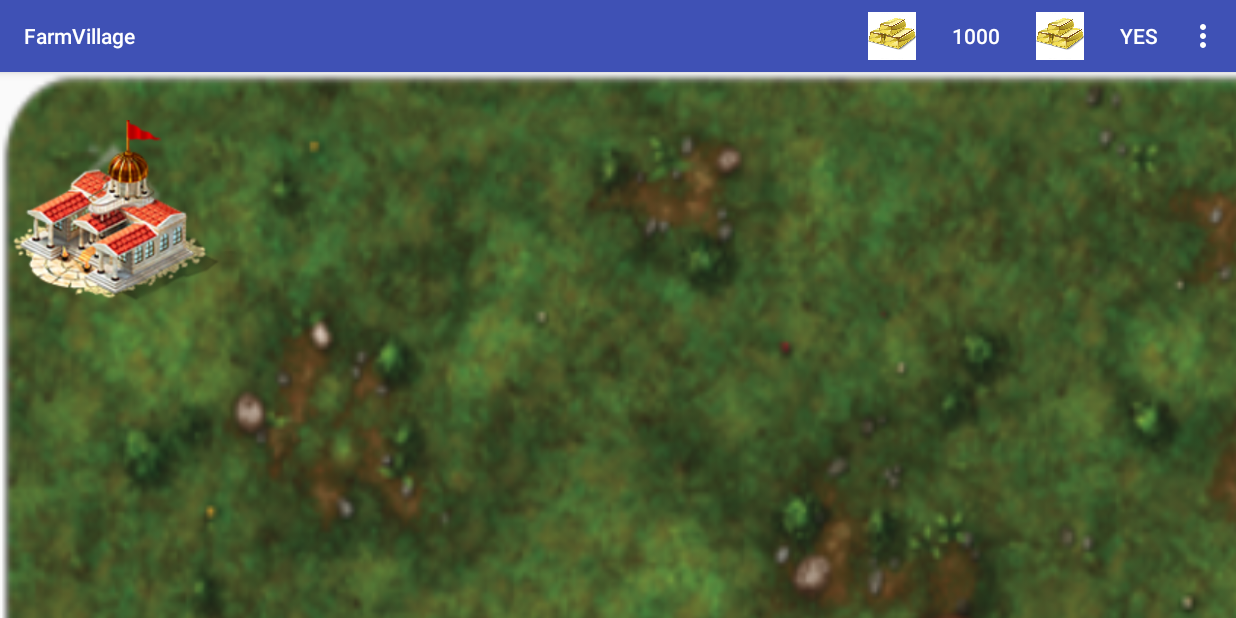
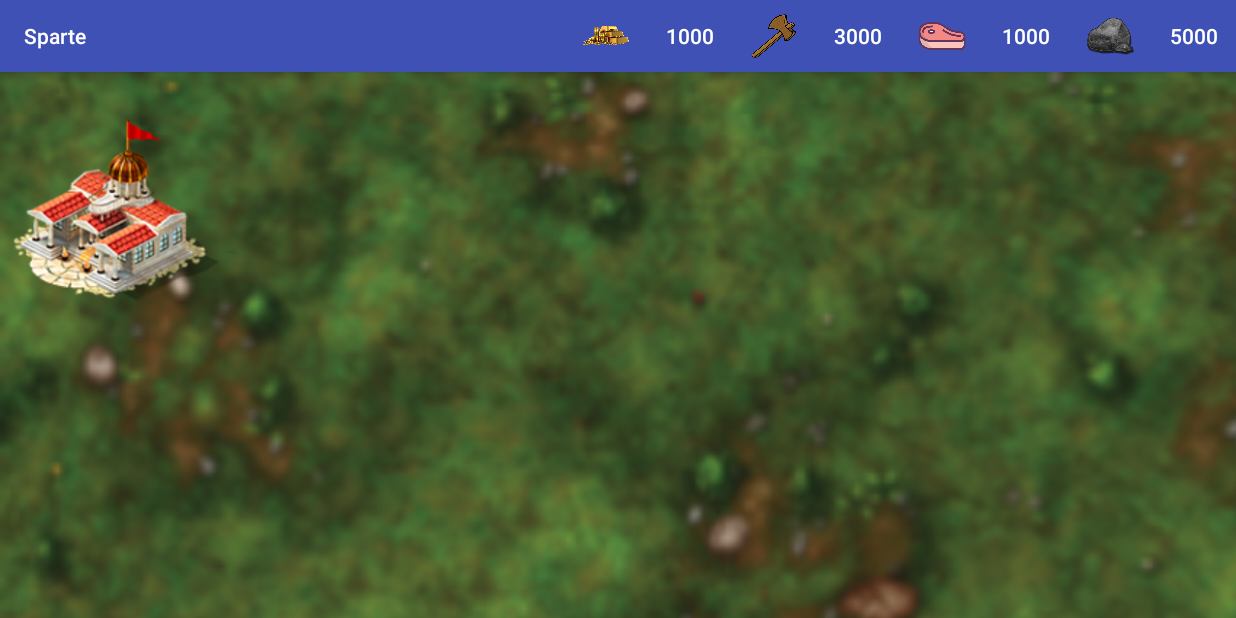
Before and after one commit to borellig/farmVillage, an Android app: the screen it shows after launch (MainActivity), on a phone screen of 824 x 412 dp (held sideways). Run offline under Robolectric (Android 15) with nearby library versions, the phone set to English and light mode, and no system bars.

Commit message:
14/11/17

```diff
--- a/FarmVillageApp/app/src/main/java/com/android/group/farmvillage/Activities/MainActivity.java
+++ b/FarmVillageApp/app/src/main/java/com/android/group/farmvillage/Activities/MainActivity.java
@@ -1,5 +1,6 @@
 package com.android.group.farmvillage.Activities;
 
+import android.content.ClipData;
 import android.content.DialogInterface;
 import android.os.Bundle;
 import android.support.v7.app.AlertDialog;
@@ -7,6 +8,7 @@ import android.support.v7.app.AppCompatActivity;
 import android.support.v7.widget.Toolbar;
 import android.util.Log;
 import android.view.Menu;
+import android.view.MenuItem;
 import android.view.View;
 import android.widget.AdapterView;
 import android.widget.GridView;
@@ -61,11 +63,11 @@ public class MainActivity extends AppCompatActivity {
         }
 
 
-        final Village myVillage = new Village(0001, "villageNom", 30000000, 30000000, 3000000, 3000000, 50, listBatiment);
+        final Village myVillage = new Village(0001, "Sparte", 30000000, 30000000, 3000000, 3000000, 50, listBatiment);
         Building b1 = new Building(true, 1, TypeBuilding.HDV, 0, d, 0);
         myVillage.addBuilding(b1);
 
-
+        initMainValue(myVillage);
 
         mapAdapteur = new MapAdapter(getApplicationContext(), myVillage.getListBuilding());
 
@@ -91,6 +93,18 @@ public class MainActivity extends AppCompatActivity {
 
 
 
+    }
+
+    /**
+     * Initialise les principales valeurs du jeu
+     * @param myVillage
+     */
+    private void initMainValue(Village myVillage){
+
+        //On affiche le nom du village dans le menu du haut
+        setTitle(myVillage.getsName());
+
+        //Met à jour les ressources
     }
 
     private void newBuilding(final int position, ArrayList<Ressource> ressourcesDispo, final Village myVillage) {
--- a/FarmVillageApp/app/src/main/res/menu/menu.xml
+++ b/FarmVillageApp/app/src/main/res/menu/menu.xml
@@ -6,42 +6,40 @@
             android:id="@+id/or"
             android:icon="@drawable/or"
             android:title="or"
-            app:showAsAction="ifRoom"
+            app:showAsAction="always"
             />
         <item
             android:id="@+id/orValue"
             android:title="1000"
-            app:showAsAction="ifRoom" />
+            app:showAsAction="always" />
         <item
             android:id="@+id/bois"
-            android:icon="@drawable/or"
-            android:title="yes"
-            app:showAsAction="ifRoom" />
+            android:icon="@drawable/bois"
+            android:title="2000"
+            app:showAsAction="always" />
         <item
             android:id="@+id/boisValue"
             android:tooltipText="2000"
-            android:title="yes"
-            app:showAsAction="ifRoom" />
+            android:title="3000"
+            app:showAsAction="always" />
         <item
             android:id="@+id/food"
             android:icon="@drawable/food"
             android:title="yes"
-            app:showAsAction="ifRoom" />
+            app:showAsAction="always" />
         <item
             android:id="@+id/foodValue"
-            android:tooltipText="1000"
-            android:title="yes"
-            app:showAsAction="ifRoom" />
+            android:title="1000"
+            app:showAsAction="always" />
         <item
             android:id="@+id/pierre"
             android:icon="@drawable/pierre"
             android:title="yes"
-            app:showAsAction="ifRoom" />
+            app:showAsAction="always" />
         <item
             android:id="@+id/pierreValue"
-            android:tooltipText="1000"
-            android:title="yes"
-            app:showAsAction="ifRoom" />
+            android:title="5000"
+            app:showAsAction="always" />
 
 
 
--- a/FarmVillageApp/app/src/main/res/values/strings.xml
+++ b/FarmVillageApp/app/src/main/res/values/strings.xml
@@ -1,5 +1,5 @@
 <resources>
-    <string name="app_name">FarmVillage</string>
+    <string id="village_name" name="app_name">FarmVillage</string>
     <string name="title_activity_login">Connexion</string>
     <string name="fb_app_id">345467332525564</string>
     <string name="fb_login_protocol_scheme">fb345467332525564</string>
```
Also changed, not shown: FarmVillageApp/app/src/main/res/drawable/map.png, FarmVillageApp/app/src/main/res/drawable/or.png.
